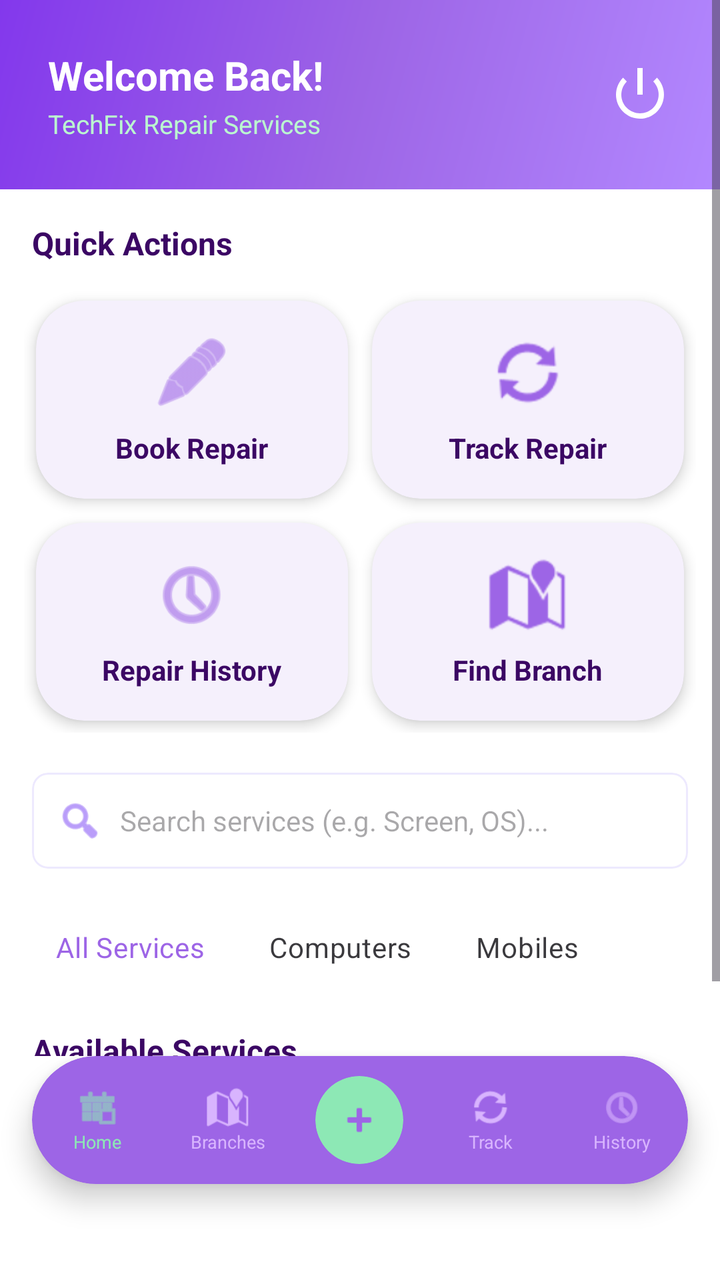
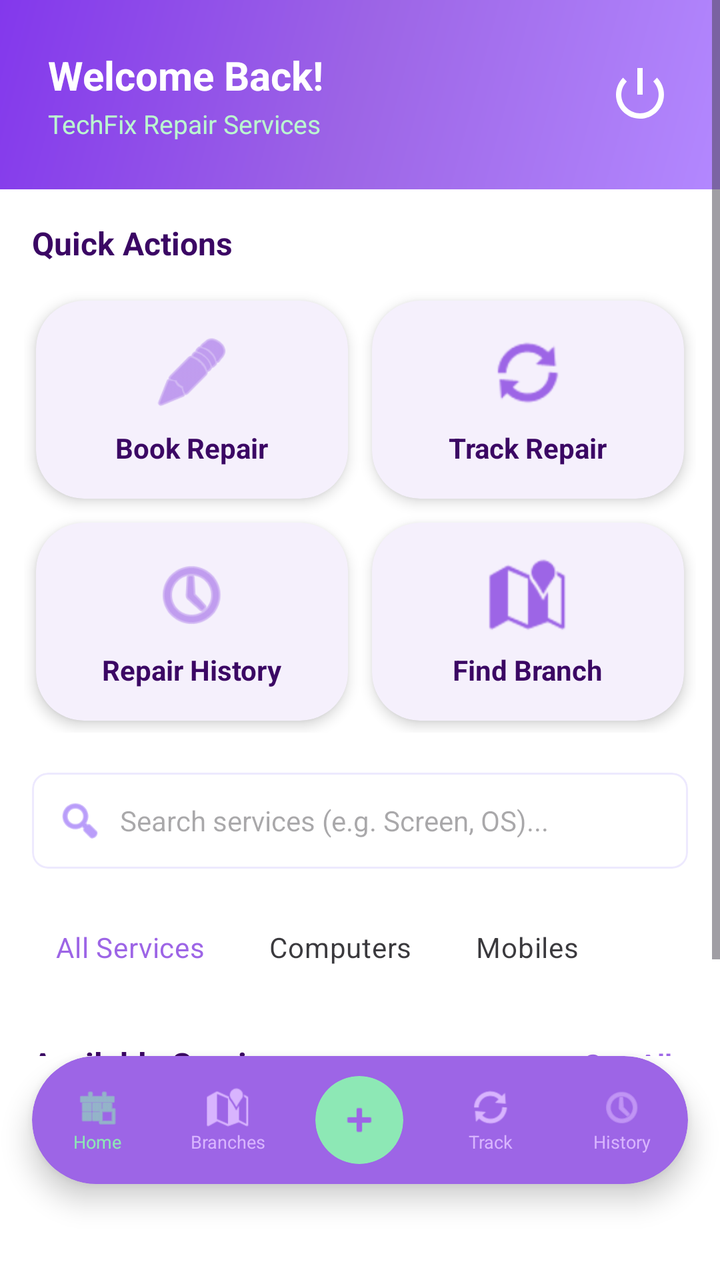

The first picture is an Android layout as it rendered before a commit; the second is the same layout after the commit. The layout source and the unified diff follow.
<!-- AndroidManifest.xml: application theme Theme.TechFix -->
<!-- res/layout/activity_customer_dashboard.xml -->
<?xml version="1.0" encoding="utf-8"?>
<androidx.constraintlayout.widget.ConstraintLayout 
    xmlns:android="http://schemas.android.com/apk/res/android"
    xmlns:app="http://schemas.android.com/apk/res-auto"
    xmlns:tools="http://schemas.android.com/tools"
    android:layout_width="match_parent"
    android:layout_height="match_parent"
    android:background="@color/surfaceColor"
    tools:context="com.techfix.app.customer.CustomerDashboardActivity">

    <ScrollView
        android:id="@+id/scrollViewContent"
        android:layout_width="match_parent"
        android:layout_height="0dp"
        android:fillViewport="true"
        app:layout_constraintTop_toTopOf="parent"
        app:layout_constraintBottom_toTopOf="@id/bottomNavigationCard">

        <LinearLayout
            android:layout_width="match_parent"
            android:layout_height="wrap_content"
            android:orientation="vertical">

            
            <RelativeLayout
                android:layout_width="match_parent"
                android:layout_height="wrap_content"
                android:background="@drawable/gradient_primary"
                android:padding="24dp">

                <TextView
                    android:id="@+id/welcomeUserText"
                    android:layout_width="wrap_content"
                    android:layout_height="wrap_content"
                    android:text="Welcome Back!"
                    android:textSize="20sp"
                    android:textStyle="bold"
                    android:textColor="@color/white" />

                <TextView
                    android:layout_width="wrap_content"
                    android:layout_height="wrap_content"
                    android:text="TechFix Repair Services"
                    android:textSize="13sp"
                    android:textColor="@color/secondaryLightColor"
                    android:layout_below="@id/welcomeUserText"
                    android:layout_marginTop="2dp" />

                <ImageView
                    android:id="@+id/logoutIcon"
                    android:layout_width="32dp"
                    android:layout_height="32dp"
                    android:layout_alignParentEnd="true"
                    android:layout_centerVertical="true"
                    android:src="@android:drawable/ic_lock_power_off"
                    android:contentDescription="Log Out"
                    app:tint="@color/white" />
            </RelativeLayout>

            
            <TextView
                android:layout_width="wrap_content"
                android:layout_height="wrap_content"
                android:text="Quick Actions"
                android:textSize="16sp"
                android:textStyle="bold"
                android:textColor="@color/textPrimary"
                android:layout_marginHorizontal="16dp"
                android:layout_marginTop="16dp" />

            <GridLayout
                android:layout_width="match_parent"
                android:layout_height="wrap_content"
                android:columnCount="2"
                android:rowCount="2"
                android:padding="12dp">

                
                <com.google.android.material.card.MaterialCardView
                    android:id="@+id/actionBookRepair"
                    android:layout_width="0dp"
                    android:layout_height="wrap_content"
                    android:layout_columnWeight="1"
                    android:layout_margin="6dp"
                    app:cardCornerRadius="24dp"
                    app:cardElevation="4dp"
                    app:strokeWidth="0dp">
                    <LinearLayout
                        android:layout_width="match_parent"
                        android:layout_height="wrap_content"
                        android:orientation="vertical"
                        android:gravity="center"
                        android:padding="16dp">
                        <ImageView
                            android:layout_width="40dp"
                            android:layout_height="40dp"
                            android:src="@android:drawable/ic_menu_edit"
                            app:tint="@color/primaryColor" />
                        <TextView
                            android:layout_width="wrap_content"
                            android:layout_height="wrap_content"
                            android:text="Book Repair"
                            android:textSize="14sp"
                            android:textStyle="bold"
                            android:textColor="@color/textPrimary"
                            android:layout_marginTop="8dp" />
                    </LinearLayout>
                </com.google.android.material.card.MaterialCardView>

                
                <com.google.android.material.card.MaterialCardView
                    android:id="@+id/actionTrackRepair"
                    android:layout_width="0dp"
                    android:layout_height="wrap_content"
                    android:layout_columnWeight="1"
                    android:layout_margin="6dp"
                    app:cardCornerRadius="24dp"
                    app:cardElevation="4dp"
                    app:strokeWidth="0dp">
                    <LinearLayout
                        android:layout_width="match_parent"
                        android:layout_height="wrap_content"
                        android:orientation="vertical"
                        android:gravity="center"
                        android:padding="16dp">
                        <ImageView
                            android:layout_width="40dp"
                            android:layout_height="40dp"
                            android:src="@android:drawable/ic_popup_sync"
                            app:tint="@color/primaryColor" />
                        <TextView
                            android:layout_width="wrap_content"
                            android:layout_height="wrap_content"
                            android:text="Track Repair"
                            android:textSize="14sp"
                            android:textStyle="bold"
                            android:textColor="@color/textPrimary"
                            android:layout_marginTop="8dp" />
                    </LinearLayout>
                </com.google.android.material.card.MaterialCardView>

                
                <com.google.android.material.card.MaterialCardView
                    android:id="@+id/actionHistory"
                    android:layout_width="0dp"
                    android:layout_height="wrap_content"
                    android:layout_columnWeight="1"
                    android:layout_margin="6dp"
                    app:cardCornerRadius="24dp"
                    app:cardElevation="4dp"
                    app:strokeWidth="0dp">
                    <LinearLayout
                        android:layout_width="match_parent"
                        android:layout_height="wrap_content"
                        android:orientation="vertical"
                        android:gravity="center"
                        android:padding="16dp">
                        <ImageView
                            android:layout_width="40dp"
                            android:layout_height="40dp"
                            android:src="@android:drawable/ic_menu_recent_history"
                            app:tint="@color/primaryColor" />
                        <TextView
                            android:layout_width="wrap_content"
                            android:layout_height="wrap_content"
                            android:text="Repair History"
                            android:textSize="14sp"
                            android:textStyle="bold"
                            android:textColor="@color/textPrimary"
                            android:layout_marginTop="8dp" />
                    </LinearLayout>
                </com.google.android.material.card.MaterialCardView>

                
                <com.google.android.material.card.MaterialCardView
                    android:id="@+id/actionFindBranch"
                    android:layout_width="0dp"
                    android:layout_height="wrap_content"
                    android:layout_columnWeight="1"
                    android:layout_margin="6dp"
                    app:cardCornerRadius="24dp"
                    app:cardElevation="4dp"
                    app:strokeWidth="0dp">
                    <LinearLayout
                        android:layout_width="match_parent"
                        android:layout_height="wrap_content"
                        android:orientation="vertical"
                        android:gravity="center"
                        android:padding="16dp">
                        <ImageView
                            android:layout_width="40dp"
                            android:layout_height="40dp"
                            android:src="@android:drawable/ic_dialog_map"
                            app:tint="@color/primaryColor" />
                        <TextView
                            android:layout_width="wrap_content"
                            android:layout_height="wrap_content"
                            android:text="Find Branch"
                            android:textSize="14sp"
                            android:textStyle="bold"
                            android:textColor="@color/textPrimary"
                            android:layout_marginTop="8dp" />
                    </LinearLayout>
                </com.google.android.material.card.MaterialCardView>
            </GridLayout>

            
            <com.google.android.material.card.MaterialCardView
                android:layout_width="match_parent"
                android:layout_height="wrap_content"
                android:layout_marginHorizontal="16dp"
                android:layout_marginTop="8dp"
                app:cardCornerRadius="8dp"
                app:cardElevation="0dp"
                app:strokeWidth="1dp"
                app:strokeColor="@color/dividerColor">
                <LinearLayout
                    android:layout_width="match_parent"
                    android:layout_height="wrap_content"
                    android:orientation="horizontal"
                    android:gravity="center_vertical"
                    android:paddingHorizontal="12dp">
                    <ImageView
                        android:layout_width="24dp"
                        android:layout_height="24dp"
                        android:src="@android:drawable/ic_menu_search"
                        app:tint="@color/textSecondary" />
                    <EditText
                        android:id="@+id/searchEditText"
                        android:layout_width="match_parent"
                        android:layout_height="48dp"
                        android:background="@android:color/transparent"
                        android:hint="Search services (e.g. Screen, OS)..."
                        android:textSize="14sp"
                        android:paddingStart="8dp"
                        android:inputType="text"
                        android:maxLines="1"
                        android:textColor="@color/textPrimary" />
                </LinearLayout>
            </com.google.android.material.card.MaterialCardView>

            
            <LinearLayout
                android:layout_width="match_parent"
                android:layout_height="wrap_content"
                android:orientation="horizontal"
                android:paddingHorizontal="16dp"
                android:layout_marginTop="16dp"
                android:gravity="center_vertical">

                <com.google.android.material.chip.ChipGroup
                    android:id="@+id/categoryChipGroup"
                    android:layout_width="match_parent"
                    android:layout_height="wrap_content"
                    app:singleSelection="true">

                    <com.google.android.material.chip.Chip
                        android:id="@+id/chipAll"
                        style="@style/Widget.MaterialComponents.Chip.Choice"
                        android:layout_width="wrap_content"
                        android:layout_height="wrap_content"
                        android:text="All Services"
                        android:checked="true"
                        app:chipBackgroundColor="@color/white" />

                    <com.google.android.material.chip.Chip
                        android:id="@+id/chipComputer"
                        style="@style/Widget.MaterialComponents.Chip.Choice"
                        android:layout_width="wrap_content"
                        android:layout_height="wrap_content"
                        android:text="Computers"
                        app:chipBackgroundColor="@color/white" />

                    <com.google.android.material.chip.Chip
                        android:id="@+id/chipMobile"
                        style="@style/Widget.MaterialComponents.Chip.Choice"
                        android:layout_width="wrap_content"
                        android:layout_height="wrap_content"
                        android:text="Mobiles"
                        app:chipBackgroundColor="@color/white" />
                </com.google.android.material.chip.ChipGroup>
            </LinearLayout>

            
            <TextView
                android:layout_width="wrap_content"
                android:layout_height="wrap_content"
                android:text="Available Services"
                android:textSize="16sp"
                android:textStyle="bold"
                android:textColor="@color/textPrimary"
                android:layout_marginHorizontal="16dp"
                android:layout_marginTop="16dp" />

            
            <TextView
                android:id="@+id/emptyStateText"
                android:layout_width="match_parent"
                android:layout_height="wrap_content"
                android:text="No services found matching your search query."
                android:textColor="@color/textSecondary"
                android:textSize="14sp"
                android:gravity="center"
                android:padding="32dp"
                android:visibility="gone" />

            
            <androidx.recyclerview.widget.RecyclerView
                android:id="@+id/servicesRecyclerView"
                android:layout_width="match_parent"
                android:layout_height="wrap_content"
                android:layout_marginTop="8dp"
                android:layout_marginBottom="24dp"
                android:nestedScrollingEnabled="false"
                tools:listitem="@layout/item_service" />

        </LinearLayout>
    </ScrollView>

    
    <com.google.android.material.card.MaterialCardView
        android:id="@+id/bottomNavigationCard"
        android:layout_width="match_parent"
        android:layout_height="64dp"
        android:layout_marginHorizontal="16dp"
        android:layout_marginTop="16dp"
        android:layout_marginBottom="48dp"
        app:cardCornerRadius="32dp"
        app:cardElevation="8dp"
        app:cardBackgroundColor="@color/primaryColor"
        app:strokeWidth="0dp"
        app:layout_constraintBottom_toBottomOf="parent">
        
        <LinearLayout
            android:layout_width="match_parent"
            android:layout_height="match_parent"
            android:orientation="horizontal"
            android:gravity="center_vertical">
            
            
            <LinearLayout
                android:id="@+id/navHome"
                android:layout_width="0dp"
                android:layout_height="match_parent"
                android:layout_weight="1"
                android:gravity="center"
                android:orientation="vertical">
                <ImageView
                    android:id="@+id/imgNavHome"
                    android:layout_width="22dp"
                    android:layout_height="22dp"
                    android:src="@android:drawable/ic_menu_today"
                    app:tint="@color/secondaryColor" />
                <TextView
                    android:id="@+id/txtNavHome"
                    android:layout_width="wrap_content"
                    android:layout_height="wrap_content"
                    android:text="Home"
                    android:textSize="9sp"
                    android:textColor="@color/secondaryColor" />
            </LinearLayout>

            
            <LinearLayout
                android:id="@+id/navBranches"
                android:layout_width="0dp"
                android:layout_height="match_parent"
                android:layout_weight="1"
                android:gravity="center"
                android:orientation="vertical">
                <ImageView
                    android:id="@+id/imgNavBranches"
                    android:layout_width="22dp"
                    android:layout_height="22dp"
                    android:src="@android:drawable/ic_dialog_map"
                    app:tint="@color/primaryLightColor" />
                <TextView
                    android:id="@+id/txtNavBranches"
                    android:layout_width="wrap_content"
                    android:layout_height="wrap_content"
                    android:text="Branches"
                    android:textSize="9sp"
                    android:textColor="@color/primaryLightColor" />
            </LinearLayout>

            
            <LinearLayout
                android:id="@+id/navBook"
                android:layout_width="0dp"
                android:layout_height="match_parent"
                android:layout_weight="1"
                android:gravity="center"
                android:orientation="vertical">
                <com.google.android.material.card.MaterialCardView
                    android:layout_width="44dp"
                    android:layout_height="44dp"
                    app:cardCornerRadius="22dp"
                    app:cardBackgroundColor="@color/secondaryColor"
                    app:strokeWidth="0dp"
                    app:cardElevation="0dp">
                    <ImageView
                        android:layout_width="22dp"
                        android:layout_height="22dp"
                        android:layout_gravity="center"
                        android:src="@android:drawable/ic_input_add"
                        app:tint="@color/primaryColor" />
                </com.google.android.material.card.MaterialCardView>
            </LinearLayout>

            
            <LinearLayout
                android:id="@+id/navTrack"
                android:layout_width="0dp"
                android:layout_height="match_parent"
                android:layout_weight="1"
                android:gravity="center"
                android:orientation="vertical">
                <ImageView
                    android:id="@+id/imgNavTrack"
                    android:layout_width="22dp"
                    android:layout_height="22dp"
                    android:src="@android:drawable/ic_popup_sync"
                    app:tint="@color/primaryLightColor" />
                <TextView
                    android:id="@+id/txtNavTrack"
                    android:layout_width="wrap_content"
                    android:layout_height="wrap_content"
                    android:text="Track"
                    android:textSize="9sp"
                    android:textColor="@color/primaryLightColor" />
            </LinearLayout>

            
            <LinearLayout
                android:id="@+id/navHistory"
                android:layout_width="0dp"
                android:layout_height="match_parent"
                android:layout_weight="1"
                android:gravity="center"
                android:orientation="vertical">
                <ImageView
                    android:id="@+id/imgNavHistory"
                    android:layout_width="22dp"
                    android:layout_height="22dp"
                    android:src="@android:drawable/ic_menu_recent_history"
                    app:tint="@color/primaryLightColor" />
                <TextView
                    android:id="@+id/txtNavHistory"
                    android:layout_width="wrap_content"
                    android:layout_height="wrap_content"
                    android:text="History"
                    android:textSize="9sp"
                    android:textColor="@color/primaryLightColor" />
            </LinearLayout>
            
        </LinearLayout>
        
    </com.google.android.material.card.MaterialCardView>

</androidx.constraintlayout.widget.ConstraintLayout>
<!-- res/layout/item_service.xml (included above) -->
<?xml version="1.0" encoding="utf-8"?>
<com.google.android.material.card.MaterialCardView 
    xmlns:android="http://schemas.android.com/apk/res/android"
    xmlns:app="http://schemas.android.com/apk/res-auto"
    android:layout_width="match_parent"
    android:layout_height="wrap_content"
    android:layout_marginHorizontal="16dp"
    android:layout_marginVertical="8dp"
    app:cardCornerRadius="12dp"
    app:cardElevation="2dp"
    app:strokeWidth="1dp"
    app:strokeColor="@color/dividerColor">

    <LinearLayout
        android:layout_width="match_parent"
        android:layout_height="wrap_content"
        android:orientation="horizontal"
        android:padding="12dp">

        
        <ImageView
            android:id="@+id/serviceImageView"
            android:layout_width="80dp"
            android:layout_height="80dp"
            android:layout_gravity="center_vertical"
            android:scaleType="centerCrop"
            android:background="@color/surfaceColor"
            android:src="@android:drawable/ic_menu_report_image" />

        <LinearLayout
            android:layout_width="0dp"
            android:layout_height="wrap_content"
            android:layout_weight="1"
            android:orientation="vertical"
            android:layout_marginStart="16dp">

            <LinearLayout
                android:layout_width="match_parent"
                android:layout_height="wrap_content"
                android:orientation="horizontal"
                android:gravity="center_vertical">

                <TextView
                    android:id="@+id/serviceNameText"
                    android:layout_width="0dp"
                    android:layout_height="wrap_content"
                    android:layout_weight="1"
                    android:text="Laptop Screen Repair"
                    android:textSize="16sp"
                    android:textStyle="bold"
                    android:textColor="@color/textPrimary" />

                
                <TextView
                    android:id="@+id/categoryBadge"
                    android:layout_width="wrap_content"
                    android:layout_height="wrap_content"
                    android:text="Computer"
                    android:textSize="11sp"
                    android:textStyle="bold"
                    android:textColor="@color/white"
                    android:background="@color/primaryLightColor"
                    android:paddingHorizontal="8dp"
                    android:paddingVertical="2dp" />
            </LinearLayout>

            <TextView
                android:id="@+id/serviceDescText"
                android:layout_width="match_parent"
                android:layout_height="wrap_content"
                android:text="Replacement of cracked, damaged or flickering laptop screen panel."
                android:textSize="13sp"
                android:textColor="@color/textSecondary"
                android:layout_marginTop="4dp"
                android:maxLines="2"
                android:ellipsize="end" />

            <LinearLayout
                android:layout_width="match_parent"
                android:layout_height="wrap_content"
                android:orientation="horizontal"
                android:layout_marginTop="8dp"
                android:gravity="center_vertical">

                <TextView
                    android:id="@+id/servicePriceText"
                    android:layout_width="0dp"
                    android:layout_height="wrap_content"
                    android:layout_weight="1"
                    android:text="Rs. 15,000"
                    android:textSize="15sp"
                    android:textStyle="bold"
                    android:textColor="@color/secondaryColor" />

                <TextView
                    android:id="@+id/serviceDurationText"
                    android:layout_width="wrap_content"
                    android:layout_height="wrap_content"
                    android:text="Duration: 1-2 days"
                    android:textSize="12sp"
                    android:textColor="@color/textSecondary" />
            </LinearLayout>
        </LinearLayout>
    </LinearLayout>
</com.google.android.material.card.MaterialCardView>
<!-- resources referenced by this layout -->
<resources>
  <color name="dividerColor">#EDE9FE</color>
  <color name="primaryColor">#9D65E6</color>
  <color name="primaryLightColor">#D8B4FE</color>
  <color name="secondaryColor">#8DE8B5</color>
  <color name="secondaryLightColor">#BBF7D0</color>
  <color name="surfaceColor">#FFFFFF</color>
  <color name="textPrimary">#3B0764</color>
  <color name="textSecondary">#8B5CF6</color>
  <color name="white">#FFFFFFFF</color>
  <!-- drawable gradient_primary (drawable) -->
  <?xml version="1.0" encoding="utf-8"?>
  <shape xmlns:android="http://schemas.android.com/apk/res/android"
      android:shape="rectangle">
      <gradient
          android:angle="135"
          android:startColor="#B388FF"
          android:centerColor="#9D65E6"
          android:endColor="#8338EC"
          android:type="linear" />
  </shape>
  <style name="Theme.TechFix" parent="Base.Theme.TechFix" />
  <style name="Base.Theme.TechFix" parent="Theme.Material3.DayNight.NoActionBar">
          
          <item name="colorPrimary">@color/primaryColor</item>
          <item name="colorPrimaryDark">@color/primaryDarkColor</item>
          <item name="colorSecondary">@color/secondaryColor</item>
          <item name="colorError">@color/errorColor</item>
          
          
          <item name="android:windowBackground">@color/backgroundColor</item>
          <item name="colorSurface">@color/surfaceColor</item>
          <item name="colorOnPrimary">@color/white</item>
          <item name="colorOnSecondary">@color/white</item>
      </style>
  <color name="primaryDarkColor">#6D28D9</color>
  <color name="errorColor">#EF4444</color>
  <color name="backgroundColor">#F7F2FE</color>
</resources>

<!-- the commit's change to res/layout/activity_customer_dashboard.xml (unified diff, before → after) -->
@@ -282,15 +282,36 @@
             </LinearLayout>
 
             
-            <TextView
-                android:layout_width="wrap_content"
-                android:layout_height="wrap_content"
-                android:text="Available Services"
-                android:textSize="16sp"
-                android:textStyle="bold"
-                android:textColor="@color/textPrimary"
+            <RelativeLayout
+                android:layout_width="match_parent"
+                android:layout_height="wrap_content"
                 android:layout_marginHorizontal="16dp"
-                android:layout_marginTop="16dp" />
+                android:layout_marginTop="16dp">
+
+                <TextView
+                    android:layout_width="wrap_content"
+                    android:layout_height="wrap_content"
+                    android:text="Available Services"
+                    android:textSize="16sp"
+                    android:textStyle="bold"
+                    android:textColor="@color/textPrimary"
+                    android:layout_alignParentStart="true"
+                    android:layout_centerVertical="true" />
+
+                <TextView
+                    android:id="@+id/txtSeeAllServices"
+                    android:layout_width="wrap_content"
+                    android:layout_height="wrap_content"
+                    android:text="See All"
+                    android:textSize="14sp"
+                    android:textStyle="bold"
+                    android:textColor="@color/primaryColor"
+                    android:layout_alignParentEnd="true"
+                    android:layout_centerVertical="true"
+                    android:padding="8dp"
+                    android:clickable="true"
+                    android:focusable="true" />
+            </RelativeLayout>
 
             
             <TextView
@@ -478,22 +499,10 @@
         android:orientation="horizontal"
         android:padding="12dp">
 
-        
-        <ImageView
-            android:id="@+id/serviceImageView"
-            android:layout_width="80dp"
-            android:layout_height="80dp"
-            android:layout_gravity="center_vertical"
-            android:scaleType="centerCrop"
-            android:background="@color/surfaceColor"
-            android:src="@android:drawable/ic_menu_report_image" />
-
         <LinearLayout
-            android:layout_width="0dp"
+            android:layout_width="match_parent"
             android:layout_height="wrap_content"
-            android:layout_weight="1"
-            android:orientation="vertical"
-            android:layout_marginStart="16dp">
+            android:orientation="vertical">
 
             <LinearLayout
                 android:layout_width="match_parent"
